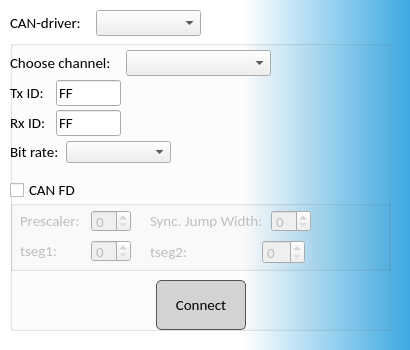
Qt form connectcandialog.ui (Dimkostyanichtov/UdsDiagnosticTool) before a commit.
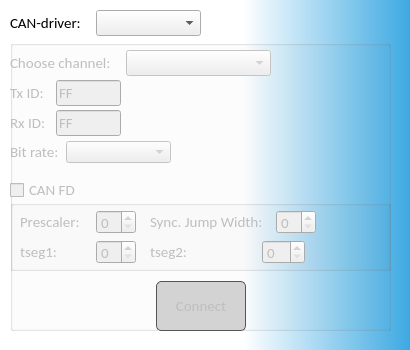
The same form after that commit. Icons and pictures are not drawn.

Diff of the .ui file:
```diff
--- a/connectcandialog.ui
+++ b/connectcandialog.ui
@@ -36,6 +36,9 @@
    <string notr="true">QDialog#connectCanDialog { background-color:  qlineargradient(spread:pad, x1:1, y1:1, x2:0.177, y2:1, stop:0 rgba(61, 169, 226, 255), stop:0.494318 rgba(255, 255, 255, 255)) }</string>
   </property>
   <widget class="QGroupBox" name="connectGroupBox">
+   <property name="enabled">
+    <bool>false</bool>
+   </property>
    <property name="geometry">
     <rect>
      <x>10</x>
@@ -90,13 +93,13 @@
     <property name="title">
      <string/>
     </property>
-    <widget class="QWidget" name="">
+    <widget class="QWidget" name="layoutWidget">
      <property name="geometry">
       <rect>
        <x>10</x>
        <y>10</y>
-       <width>111</width>
-       <height>22</height>
+       <width>118</width>
+       <height>24</height>
       </rect>
      </property>
      <layout class="QHBoxLayout" name="prescalerHorizontalLayout">
@@ -149,13 +152,13 @@
       </item>
      </layout>
     </widget>
-    <widget class="QWidget" name="">
+    <widget class="QWidget" name="layoutWidget">
      <property name="geometry">
       <rect>
        <x>10</x>
        <y>40</y>
-       <width>111</width>
-       <height>22</height>
+       <width>118</width>
+       <height>24</height>
       </rect>
      </property>
      <layout class="QHBoxLayout" name="tseg1HorizontalLayout">
@@ -208,13 +211,13 @@
       </item>
      </layout>
     </widget>
-    <widget class="QWidget" name="">
+    <widget class="QWidget" name="layoutWidget">
      <property name="geometry">
       <rect>
        <x>140</x>
        <y>10</y>
-       <width>161</width>
-       <height>22</height>
+       <width>168</width>
+       <height>24</height>
       </rect>
      </property>
      <layout class="QHBoxLayout" name="sjwhHorizontalLayout">
@@ -267,7 +270,7 @@
       </item>
      </layout>
     </widget>
-    <widget class="QWidget" name="">
+    <widget class="QWidget" name="layoutWidget">
      <property name="geometry">
       <rect>
        <x>140</x>
@@ -315,7 +318,7 @@
       <x>0</x>
       <y>240</y>
       <width>381</width>
-      <height>51</height>
+      <height>52</height>
      </rect>
     </property>
     <layout class="QHBoxLayout" name="connectHorizontalLayout">
@@ -371,7 +374,7 @@
      </item>
     </layout>
    </widget>
-   <widget class="QWidget" name="">
+   <widget class="QWidget" name="layoutWidget">
     <property name="geometry">
      <rect>
       <x>0</x>
@@ -414,11 +417,14 @@
          <pointsize>11</pointsize>
         </font>
        </property>
+       <property name="currentText">
+        <string/>
+       </property>
       </widget>
      </item>
     </layout>
    </widget>
-   <widget class="QWidget" name="">
+   <widget class="QWidget" name="layoutWidget">
     <property name="geometry">
      <rect>
       <x>0</x>
@@ -474,7 +480,7 @@
      </item>
     </layout>
    </widget>
-   <widget class="QWidget" name="">
+   <widget class="QWidget" name="layoutWidget">
     <property name="geometry">
      <rect>
       <x>0</x>
@@ -527,7 +533,7 @@
      </item>
     </layout>
    </widget>
-   <widget class="QWidget" name="">
+   <widget class="QWidget" name="layoutWidget">
     <property name="geometry">
      <rect>
       <x>0</x>
@@ -536,7 +542,7 @@
       <height>24</height>
      </rect>
     </property>
-    <layout class="QHBoxLayout" name="bitrateHorizontalLayout">
+    <layout class="QHBoxLayout" name="bitRateHorizontalLayout">
      <item>
       <widget class="QLabel" name="bitrateLabel">
        <property name="minimumSize">
@@ -568,7 +574,7 @@
     </layout>
    </widget>
   </widget>
-  <widget class="QWidget" name="">
+  <widget class="QWidget" name="layoutWidget">
    <property name="geometry">
     <rect>
      <x>10</x>
```
Left out of the diff: 4 changed lines with no effect on the pictures.
